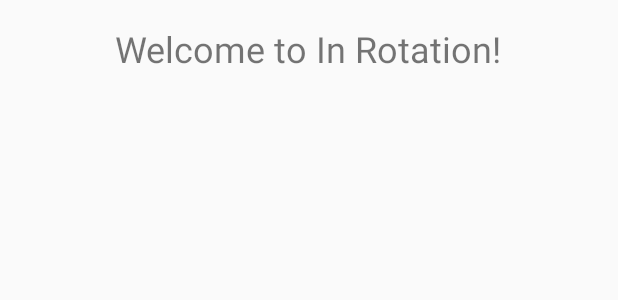
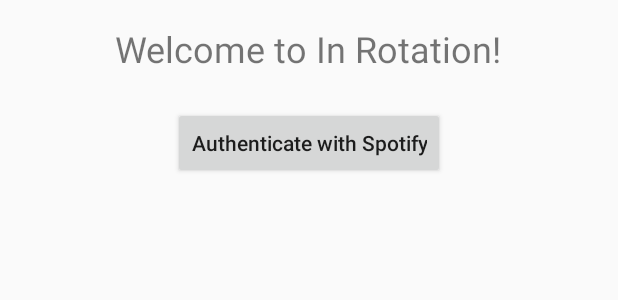
Before and after one commit to cpe305/In-Rotation-Android-App, an Android app: the layout activity_main.xml on its own in the app's theme, with its tools: preview values and no code run, on a phone screen of 412 x 824 dp. Shown: the top 300 px of the screen. Run offline under Robolectric (Android 15) with nearby library versions, the phone set to English and light mode, and no system bars.

Commit message:
Change Spotify SDK settings
Going to include Spotify Web API calls to grab user info.

```diff
--- a/app/build.gradle
+++ b/app/build.gradle
@@ -23,10 +23,15 @@ repositories {
     flatDir {
         dirs 'libs'
     }
+    mavenCentral()
+    maven { url "https://jitpack.io" }
 }
 
 
 dependencies {
+    compile 'com.github.kaaes:spotify-web-api-android:0.4.1'
+
+
     compile fileTree(include: ['*.jar'], dir: 'libs')
 
     // This library handles authentication and authorization
--- a/app/src/main/java/com/inrotation/andrew/inrotation/Playlist.java
+++ /dev/null
@@ -1,3 +0,0 @@
-public class Playlist {
-
-}
--- a/app/src/main/java/com/inrotation/andrew/inrotation/Song.java
+++ /dev/null
@@ -1,6 +0,0 @@
-public class Song {
-    public Song() {
-
-    }
-
-}
--- a/app/src/main/res/layout/activity_main.xml
+++ b/app/src/main/res/layout/activity_main.xml
@@ -14,7 +14,19 @@
         android:layout_width="wrap_content"
         android:layout_height="wrap_content"
         android:text="Welcome to In Rotation!"
+        android:textSize="24sp"
         android:layout_alignParentTop="true"
+        android:layout_centerHorizontal="true" />
+
+    <Button
+        android:text="Authenticate with Spotify"
+        android:layout_width="wrap_content"
+        android:layout_height="wrap_content"
+        android:layout_marginTop="55dp"
+        android:id="@+id/spotifyAuthenticateButton"
+        android:layout_below="@+id/textView"
         android:layout_centerHorizontal="true"
-        android:textSize="24sp" />
+        android:textAllCaps="false"
+        android:elevation="0dp"
+        android:visibility="visible" />
 </RelativeLayout>
--- a/app/src/main/res/values/colors.xml
+++ b/app/src/main/res/values/colors.xml
@@ -2,5 +2,5 @@
 <resources>
     <color name="colorPrimary">#3F51B5</color>
     <color name="colorPrimaryDark">#303F9F</color>
-    <color name="colorAccent">#FF4081</color>
+    <color name="colorAccent">#fc81ab</color>
 </resources>
```
Also changed, not shown: app/src/main/AndroidManifest.xml (+5 -3 lines), app/src/main/java/com/inrotation/andrew/inrotation/HomeScreenActivity.java (added, +15 -0 lines), app/src/main/java/com/inrotation/andrew/inrotation/MainActivity.java (+23 -2 lines), app/src/main/java/com/inrotation/andrew/inrotation/Model/Playlist.java (added, +26 -0 lines), app/src/main/java/com/inrotation/andrew/inrotation/Model/Song.java (added, +23 -0 lines), app/src/main/java/com/inrotation/andrew/inrotation/PlaylistActivity.java (added, +19 -0 lines), app/src/main/res/layout/activity_home_screen.xml (added, +34 -0 lines), app/src/main/res/layout/activity_playlist.xml (added, +23 -0 lines).
